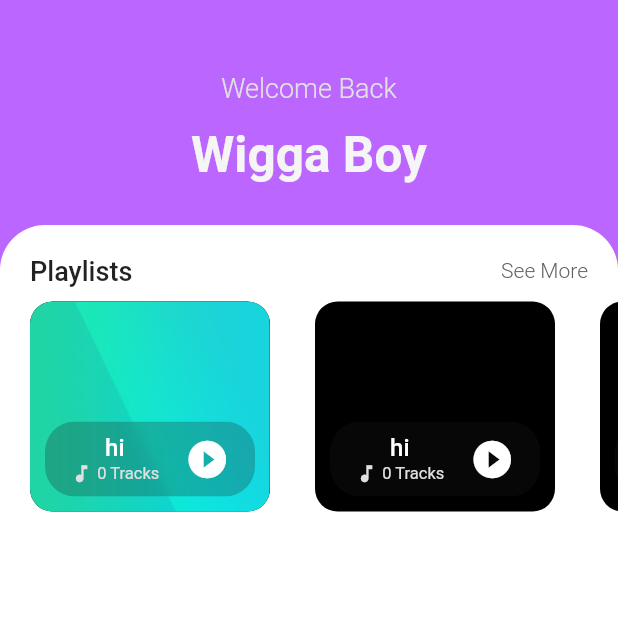
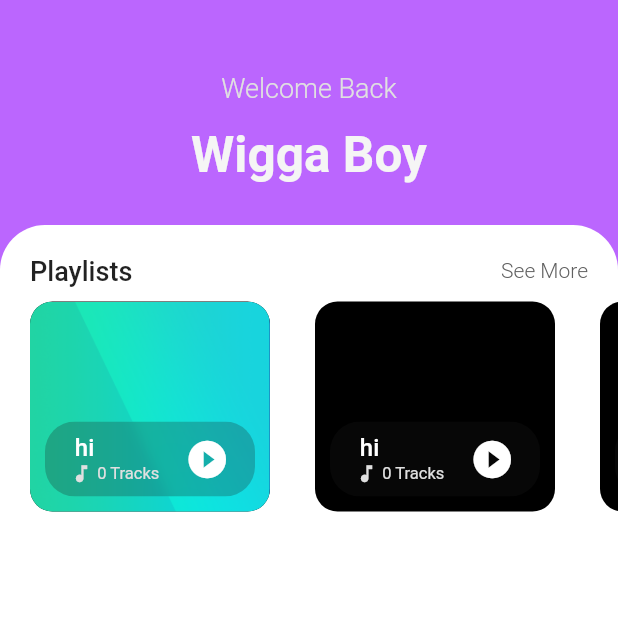
Before and after one commit to Syncxv/music-player-flutter, a Flutter app: the screen it shows after launch, on a phone screen of 412 x 824 dp, the top half of it. Run offline on Flutter 3.47's test engine with Material 2 defaults, Android fonts, the phone set to English and light mode, and no system bars.

Commit message:
title at the start idk

```diff
--- a/lib/widgets/bruh_list.dart
+++ b/lib/widgets/bruh_list.dart
@@ -51,13 +51,18 @@ class PlaylistsContainer extends StatelessWidget {
                           children: [
                             Column(
                               mainAxisAlignment: MainAxisAlignment.center,
+                              crossAxisAlignment: CrossAxisAlignment.start,
                               children: [
-                                Text(
-                                  playlists[index].name,
-                                  style: const TextStyle(
-                                    color: Colors.white,
-                                    fontSize: 16,
-                                    fontWeight: FontWeight.w500,
+                                Padding(
+                                  padding:
+                                      const EdgeInsets.symmetric(horizontal: 3),
+                                  child: Text(
+                                    playlists[index].name,
+                                    style: const TextStyle(
+                                      color: Colors.white,
+                                      fontSize: 16,
+                                      fontWeight: FontWeight.w500,
+                                    ),
                                   ),
                                 ),
                                 Row(
```
